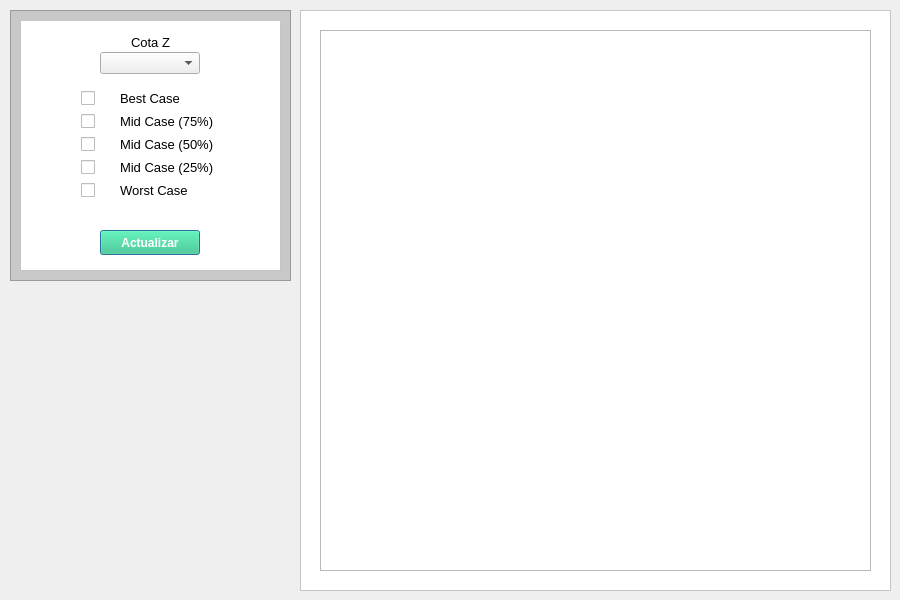
Old version of the form ui/fp_window.ui in the repository 21croz/Certidumbre-QT.
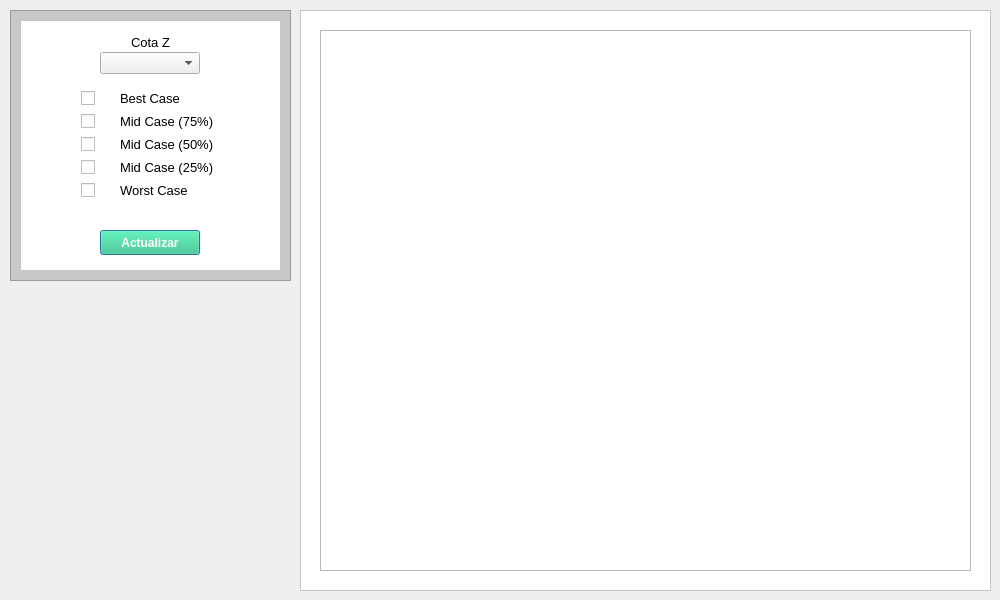
New version of the form.

Diff of the .ui file:
```diff
--- a/ui/fp_window.ui
+++ b/ui/fp_window.ui
@@ -6,19 +6,19 @@
    <rect>
     <x>0</x>
     <y>0</y>
-    <width>900</width>
+    <width>1000</width>
     <height>600</height>
    </rect>
   </property>
   <property name="minimumSize">
    <size>
-    <width>900</width>
+    <width>1000</width>
     <height>600</height>
    </size>
   </property>
   <property name="maximumSize">
    <size>
-    <width>900</width>
+    <width>1000</width>
     <height>16777215</height>
    </size>
   </property>
@@ -61,7 +61,7 @@
     <rect>
      <x>300</x>
      <y>10</y>
-     <width>591</width>
+     <width>691</width>
      <height>581</height>
     </rect>
    </property>
@@ -73,7 +73,7 @@
    </property>
    <property name="maximumSize">
     <size>
-     <width>600</width>
+     <width>1000</width>
      <height>600</height>
     </size>
    </property>
@@ -88,7 +88,7 @@
      <rect>
       <x>20</x>
       <y>20</y>
-      <width>551</width>
+      <width>651</width>
       <height>541</height>
      </rect>
     </property>
```
